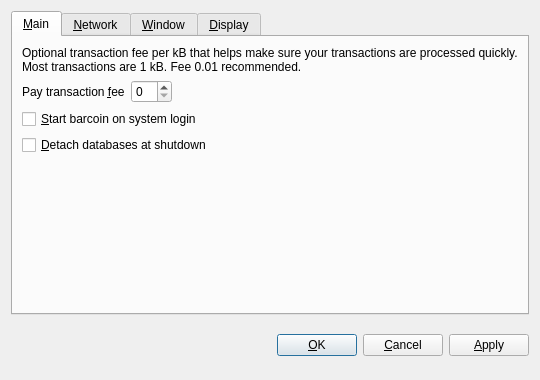
Qt form src/qt/forms/optionsdialog.ui (MicrosoftCoin/KooCoin) before a commit.
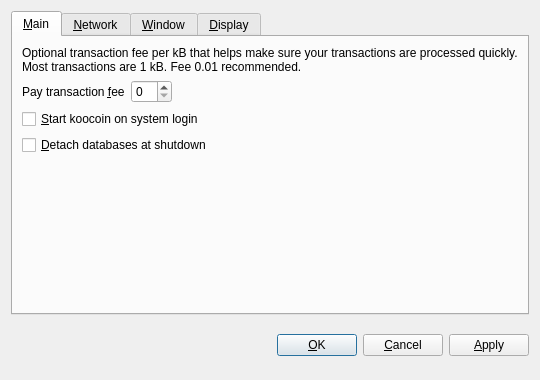
The same form after that commit. The open tabs and pages were chosen to show the change. Custom widgets are drawn as their Qt base class.

```diff
--- a/src/qt/forms/optionsdialog.ui
+++ b/src/qt/forms/optionsdialog.ui
@@ -82,7 +82,7 @@
           <string>Automatically start barcoin after logging in to the system.</string>
          </property>
          <property name="text">
-          <string>&amp;Start barcoin on system login</string>
+          <string>&amp;Start koocoin on system login</string>
          </property>
         </widget>
        </item>
```
Left out of the diff: 10 changed lines with no effect on the pictures.
